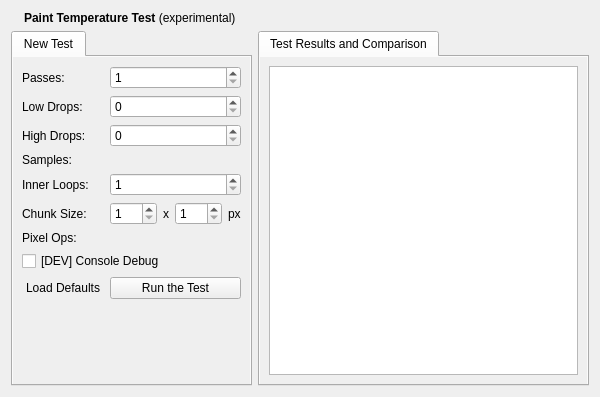
First picture: the form in src/plugins/inspector/module-painting/painttemperatureview.ui, repository enricoros/k-qt-creator-inspector, before the edit.
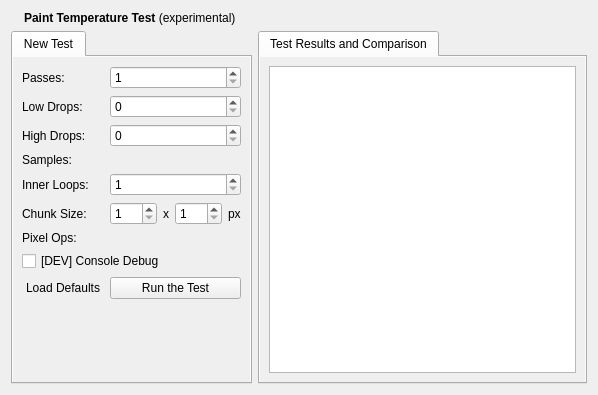
Second picture: the form after the edit. Icons and pictures are not drawn. Custom widgets are drawn as their Qt base class.

Commit message: Inspector: put temperature results into the PaintingModel and add a Delegate to draw them

What changed in the file:
```diff
--- a/src/plugins/inspector/module-painting/painttemperatureview.ui
+++ b/src/plugins/inspector/module-painting/painttemperatureview.ui
@@ -7,8 +7,8 @@
    <rect>
     <x>0</x>
     <y>0</y>
-    <width>600</width>
-    <height>397</height>
+    <width>598</width>
+    <height>395</height>
    </rect>
   </property>
   <layout class="QGridLayout" name="gridLayout">
@@ -248,7 +248,7 @@
       </attribute>
       <layout class="QVBoxLayout" name="verticalLayout_3">
        <item>
-        <widget class="Inspector::Internal::ResultsView" name="testView">
+        <widget class="Inspector::Internal::ResultsView" name="resultsView">
          <property name="selectionRectVisible">
           <bool>true</bool>
          </property>
```
The commit also changes 13 other files.
